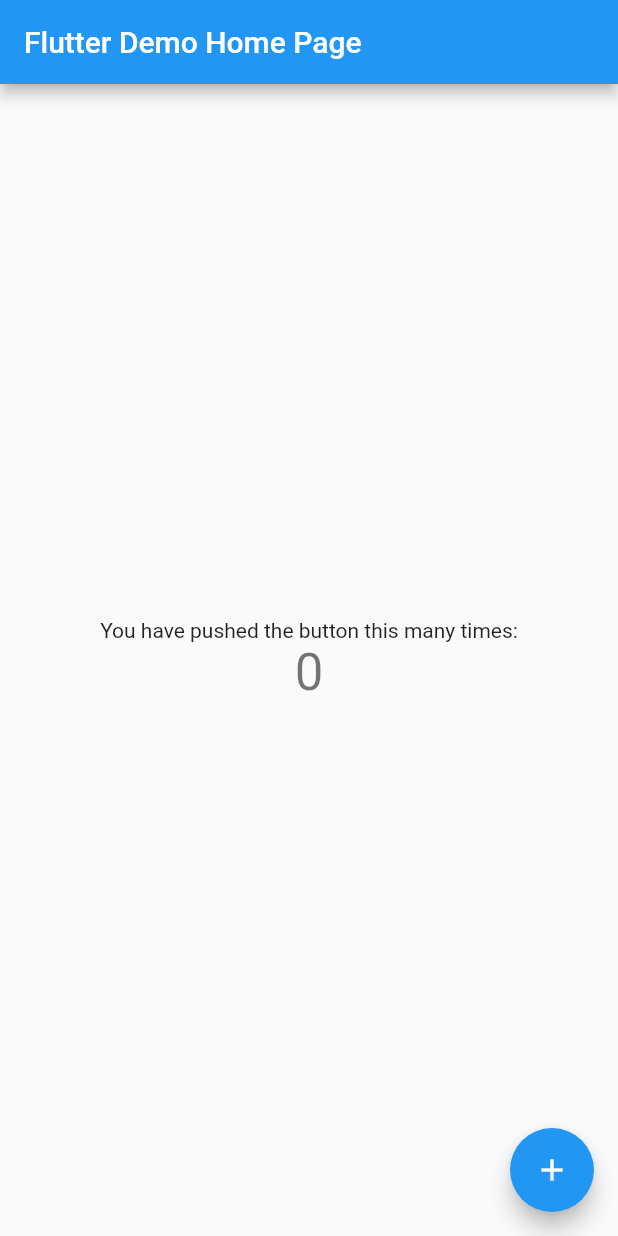
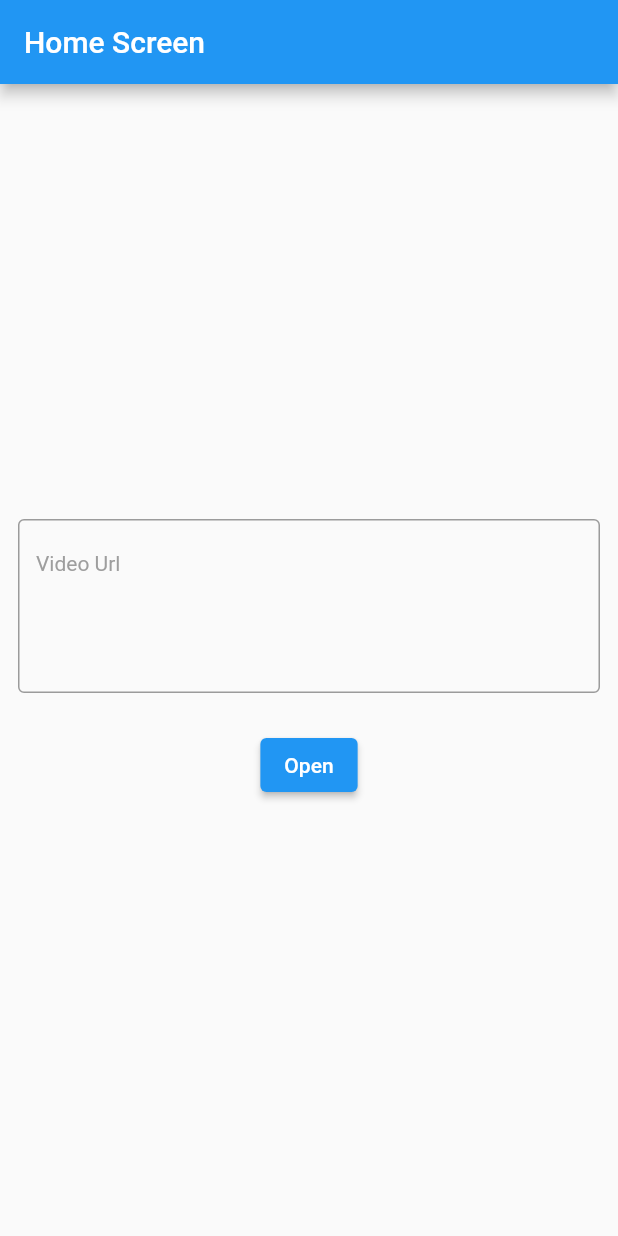
Before and after one commit to rojanshr1996/link_video_player, a Flutter app: the screen it shows after launch, on a phone screen of 412 x 824 dp. Run offline on Flutter 3.47's test engine with Material 2 defaults, Android fonts, the phone set to English and light mode, and no system bars; our stand-ins replace chewie, screenshot, video_player; missing offline and left inert: picovoice, porcupine.

```diff
--- a/lib/main.dart
+++ b/lib/main.dart
@@ -1,4 +1,6 @@
 import 'package:flutter/material.dart';
+import 'package:link_video_player/screens/homeScreen.dart';
+import 'package:link_video_player/screens/testVoiceScreen.dart';
 
 void main() {
   runApp(MyApp());
@@ -9,105 +11,12 @@
   @override
   Widget build(BuildContext context) {
     return MaterialApp(
+      debugShowCheckedModeBanner: false,
       title: 'Flutter Demo',
       theme: ThemeData(
-        // This is the theme of your application.
-        //
-        // Try running your application with "flutter run". You'll see the
-        // application has a blue toolbar. Then, without quitting the app, try
-        // changing the primarySwatch below to Colors.green and then invoke
-        // "hot reload" (press "r" in the console where you ran "flutter run",
-        // or simply save your changes to "hot reload" in a Flutter IDE).
-        // Notice that the counter didn't reset back to zero; the application
-        // is not restarted.
         primarySwatch: Colors.blue,
       ),
-      home: MyHomePage(title: 'Flutter Demo Home Page'),
+      home: HomeScreen(),
     );
   }
 }
-
-class MyHomePage extends StatefulWidget {
-  MyHomePage({Key? key, required this.title}) : super(key: key);
-
-  // This widget is the home page of your application. It is stateful, meaning
-  // that it has a State object (defined below) that contains fields that affect
-  // how it looks.
-
-  // This class is the configuration for the state. It holds the values (in this
-  // case the title) provided by the parent (in this case the App widget) and
-  // used by the build method of the State. Fields in a Widget subclass are
-  // always marked "final".
-
-  final String title;
-
-  @override
-  _MyHomePageState createState() => _MyHomePageState();
-}
-
-class _MyHomePageState extends State<MyHomePage> {
-  int _counter = 0;
-
-  void _incrementCounter() {
-    setState(() {
-      // This call to setState tells the Flutter framework that something has
-      // changed in this State, which causes it to rerun the build method below
-      // so that the display can reflect the updated values. If we changed
-      // _counter without calling setState(), then the build method would not be
-      // called again, and so nothing would appear to happen.
-      _counter++;
-    });
-  }
-
-  @override
-  Widget build(BuildContext context) {
-    // This method is rerun every time setState is called, for instance as done
-    // by the _incrementCounter method above.
-    //
-    // The Flutter framework has been optimized to make rerunning build methods
-    // fast, so that you can just rebuild anything that needs updating rather
-    // than having to individually change instances of widgets.
-    return Scaffold(
-      appBar: AppBar(
-        // Here we take the value from the MyHomePage object that was created by
-        // the App.build method, and use it to set our appbar title.
-        title: Text(widget.title),
-      ),
-      body: Center(
-        // Center is a layout widget. It takes a single child and positions it
-        // in the middle of the parent.
-        child: Column(
-          // Column is also a layout widget. It takes a list of children and
-          // arranges them vertically. By default, it sizes itself to fit its
-          // children horizontally, and tries to be as tall as its parent.
-          //
-          // Invoke "debug painting" (press "p" in the console, choose the
-          // "Toggle Debug Paint" action from the Flutter Inspector in Android
-          // Studio, or the "Toggle Debug Paint" command in Visual Studio Code)
-          // to see the wireframe for each widget.
-          //
-          // Column has various properties to control how it sizes itself and
-          // how it positions its children. Here we use mainAxisAlignment to
-          // center the children vertically; the main axis here is the vertical
-          // axis because Columns are vertical (the cross axis would be
-          // horizontal).
-          mainAxisAlignment: MainAxisAlignment.center,
-          children: <Widget>[
-            Text(
-              'You have pushed the button this many times:',
-            ),
-            Text(
-              '$_counter',
-              style: Theme.of(context).textTheme.headline4,
-            ),
-          ],
-        ),
-      ),
-      floatingActionButton: FloatingActionButton(
-        onPressed: _incrementCounter,
-        tooltip: 'Increment',
-        child: Icon(Icons.add),
-      ), // This trailing comma makes auto-formatting nicer for build methods.
-    );
-  }
-}
--- /dev/null
+++ b/lib/screens/homeScreen.dart
@@ -0,0 +1,90 @@
+import 'package:flutter/material.dart';
+import 'package:link_video_player/base/utilities.dart';
+import 'package:link_video_player/screens/testVoiceScreen.dart';
+
+class HomeScreen extends StatefulWidget {
+  const HomeScreen({Key? key}) : super(key: key);
+
+  @override
+  _HomeScreenState createState() => _HomeScreenState();
+}
+
+class _HomeScreenState extends State<HomeScreen> {
+  TextEditingController _urlController = TextEditingController();
+
+  @override
+  Widget build(BuildContext context) {
+    return GestureDetector(
+      onTap: () => FocusScope.of(context).requestFocus(FocusNode()),
+      child: Scaffold(
+        appBar: AppBar(
+          title: Text("Home Screen"),
+        ),
+        body: Column(
+          mainAxisAlignment: MainAxisAlignment.center,
+          children: <Widget>[
+            Padding(
+              padding: const EdgeInsets.all(12),
+              child: GestureDetector(
+                onTap: () => FocusScope.of(context).requestFocus(FocusNode()),
+                child: TextFormField(
+                  maxLines: 4,
+                  controller: _urlController,
+                  autofocus: false,
+                  autocorrect: false,
+                  enableSuggestions: false,
+                  keyboardType: TextInputType.text,
+                  onChanged: (String? value) {
+                    setState(() {});
+                  },
+                  decoration: InputDecoration(
+                    border: OutlineInputBorder(),
+                    hintText: "Video Url",
+                    errorStyle: TextStyle(color: Colors.red),
+                    focusedBorder: OutlineInputBorder(),
+                    hintStyle: TextStyle(fontSize: 14, color: Colors.grey),
+                    suffixIcon: _urlController.text == ""
+                        ? null
+                        : InkWell(
+                            onTap: () {
+                              FocusScope.of(context).requestFocus(FocusNode());
+
+                              setState(() {
+                                _urlController.clear();
+                              });
+                            },
+                            child: Icon(
+                              Icons.close,
+                              color: Colors.red,
+                            ),
+                          ),
+                  ),
+                ),
+              ),
+            ),
+            Padding(
+              padding: const EdgeInsets.all(12),
+              child: ElevatedButton(
+                onPressed: () {
+                  if (_urlController.text.trim() == "") {
+                    Utilities.getSnackBar(
+                      context: context,
+                      snackBar: SnackBar(
+                        content: Text("Enter a video URL"),
+                        duration: Duration(milliseconds: 2500),
+                      ),
+                    );
+                  } else {
+                    FocusScope.of(context).requestFocus(FocusNode());
+                    Utilities.fadeOpenActivity(context, TestVideoScreen(videoUrl: "${_urlController.text.trim()}"));
+                  }
+                },
+                child: Text("Open"),
+              ),
+            )
+          ],
+        ),
+      ),
+    );
+  }
+}
```
Also changed, not shown: lib/base/utilities.dart (added, +232 -0 lines), lib/screens/testVoiceScreen.dart (added, +249 -0 lines), lib/widgets/chewieFileItem.dart (added, +58 -0 lines), pubspec.yaml (+8 -7 lines), 4 other files.
